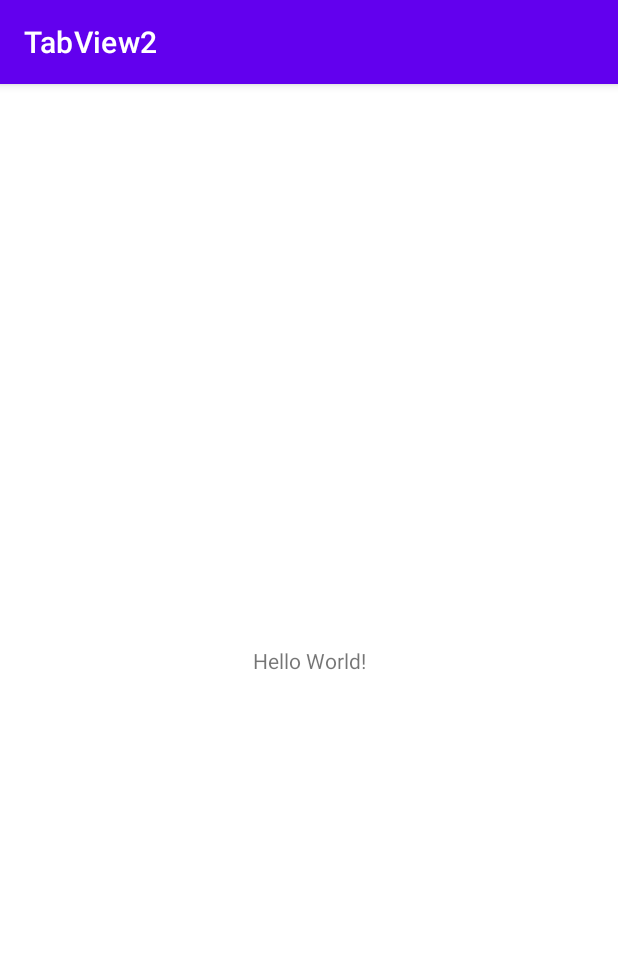
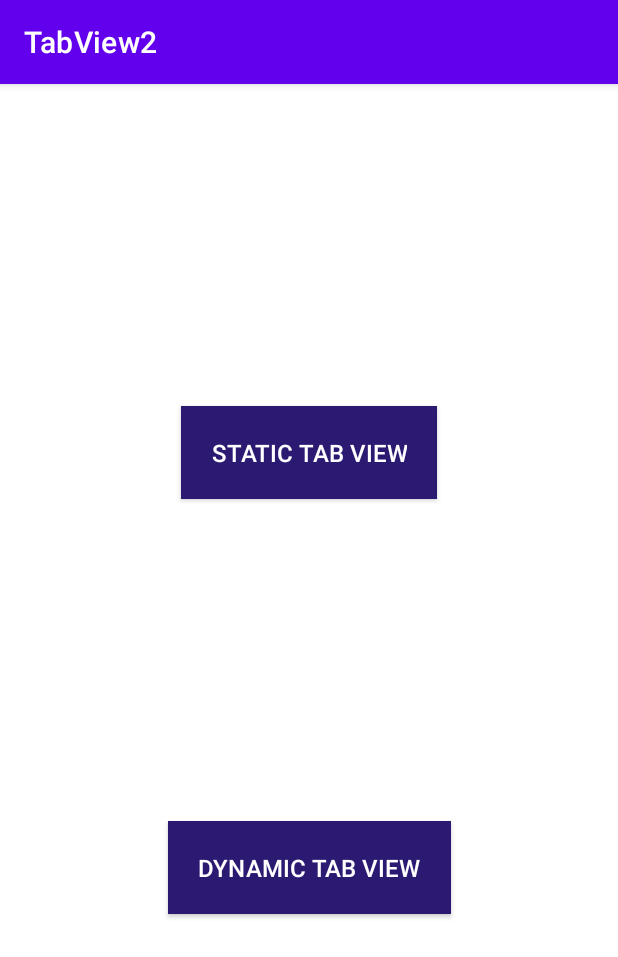
Before and after one commit to Aka5h23/Tutorial-Tabview, an Android app: the screen it shows after launch (MainActivity), on a phone screen of 412 x 824 dp. Shown: the top 957 px of the screen. Run offline under Robolectric (Android 15) with nearby library versions, the phone set to English and light mode, and no system bars.

```diff
--- a/app/src/main/AndroidManifest.xml
+++ b/app/src/main/AndroidManifest.xml
@@ -14,6 +14,12 @@
         android:theme="@style/Theme.TabView2"
         tools:targetApi="31">
         <activity
+            android:name=".StaticTabActivity"
+            android:exported="false" />
+        <activity
+            android:name=".DynamicTabActivity"
+            android:exported="false" />
+        <activity
             android:name=".MainActivity"
             android:exported="true">
             <intent-filter>
--- a/app/src/main/java/com/example/tabview2/MainActivity.java
+++ b/app/src/main/java/com/example/tabview2/MainActivity.java
@@ -2,13 +2,42 @@ package com.example.tabview2;
 
 import androidx.appcompat.app.AppCompatActivity;
 
+import android.content.Intent;
 import android.os.Bundle;
+import android.view.View;
+import android.view.WindowManager;
+import android.widget.Button;
+
+import com.example.tabview2.DynamicTabActivity;
+import com.example.tabview2.StaticTabActivity;
 
 public class MainActivity extends AppCompatActivity {
+
+    Button button1;
+    Button button2;
 
     @Override
     protected void onCreate(Bundle savedInstanceState) {
         super.onCreate(savedInstanceState);
         setContentView(R.layout.activity_main);
+        getWindow().setFlags(WindowManager.LayoutParams.FLAG_FULLSCREEN, WindowManager.LayoutParams.FLAG_FULLSCREEN);
+
+        button1 = findViewById(R.id.btn1);
+
+        button1.setOnClickListener(new View.OnClickListener() {
+            @Override
+            public void onClick(View v) {
+                startActivity(new Intent(MainActivity.this, StaticTabActivity.class));
+            }
+        });
+
+        button2 = findViewById(R.id.btn2);
+
+        button2.setOnClickListener(new View.OnClickListener() {
+            @Override
+            public void onClick(View v) {
+                startActivity(new Intent(MainActivity.this, DynamicTabActivity.class));
+            }
+        });
     }
 }
--- a/app/src/main/res/layout/activity_main.xml
+++ b/app/src/main/res/layout/activity_main.xml
@@ -6,13 +6,32 @@
     android:layout_height="match_parent"
     tools:context=".MainActivity">
 
-    <TextView
+    <androidx.appcompat.widget.AppCompatButton
+        android:id="@+id/btn1"
         android:layout_width="wrap_content"
         android:layout_height="wrap_content"
-        android:text="Hello World!"
-        app:layout_constraintBottom_toBottomOf="parent"
+        android:text="Static Tab View"
+        android:padding="20dp"
+        android:textSize="16sp"
+        android:textColor="@color/white"
+        android:background="#2b1972"
+        app:layout_constraintBottom_toTopOf="@+id/btn2"
         app:layout_constraintEnd_toEndOf="parent"
         app:layout_constraintStart_toStartOf="parent"
         app:layout_constraintTop_toTopOf="parent" />
 
+    <androidx.appcompat.widget.AppCompatButton
+        android:id="@+id/btn2"
+        android:layout_width="wrap_content"
+        android:layout_height="wrap_content"
+        android:text="Dynamic Tab View"
+        android:textColor="@color/white"
+        android:background="#2b1972"
+        android:padding="20dp"
+        android:textSize="16sp"
+        app:layout_constraintBottom_toBottomOf="parent"
+        app:layout_constraintEnd_toEndOf="parent"
+        app:layout_constraintStart_toStartOf="parent"
+        app:layout_constraintTop_toBottomOf="@+id/btn1" />
+
 </androidx.constraintlayout.widget.ConstraintLayout>
```
Also changed, not shown: app/src/main/java/com/example/tabview2/DynamicTabActivity.java (added, +14 -0 lines), app/src/main/java/com/example/tabview2/StaticTabActivity.java (added, +14 -0 lines), app/src/main/res/layout/activity_dynamic_tab.xml (added, +9 -0 lines), app/src/main/res/layout/activity_static_tab.xml (added, +9 -0 lines).
